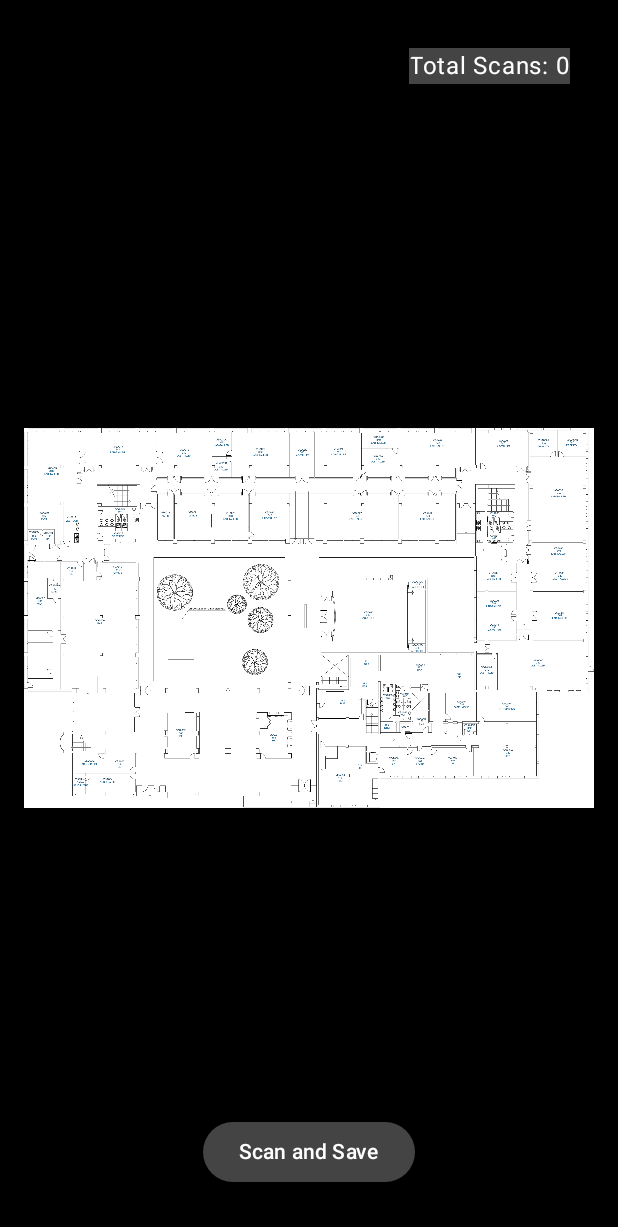
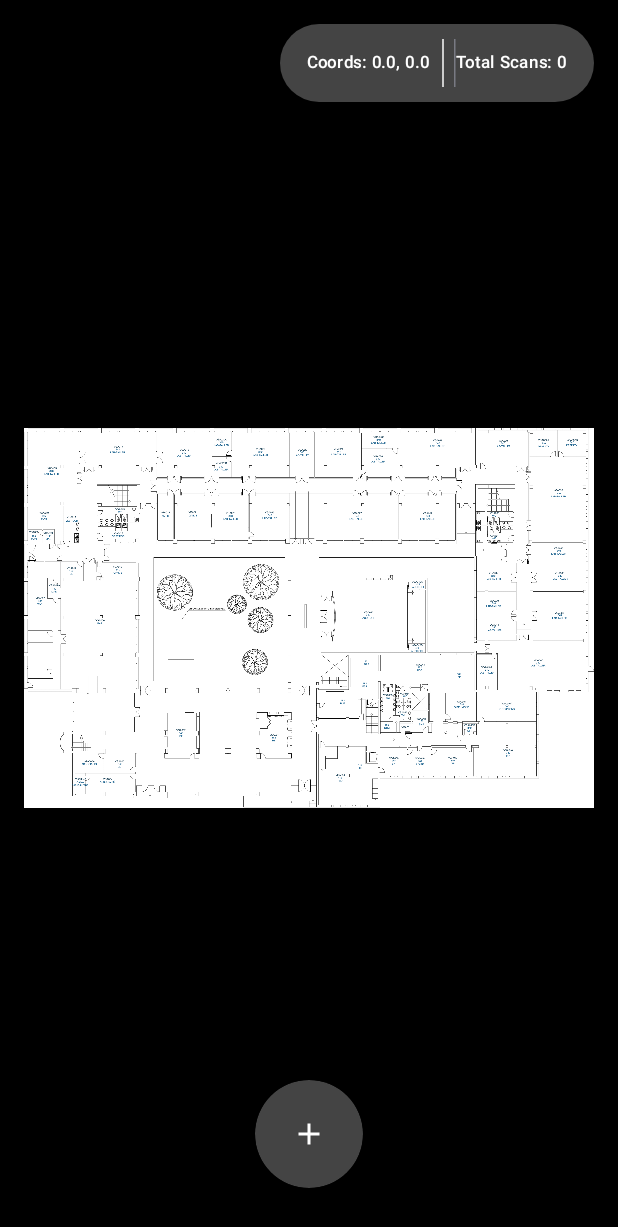
Before and after one commit to Jowiies/WifiScanMapTool, an Android app built with Jetpack Compose: the screen it shows after launch (MainActivity), on a phone screen of 412 x 824 dp. Shown: the top 1227 px of the screen. Run offline under Robolectric (Android 15) with nearby library versions, the phone set to English and light mode, and no system bars.

```diff
--- a/app/src/main/java/com/terminala/wifiscanmap/MainActivity.kt
+++ b/app/src/main/java/com/terminala/wifiscanmap/MainActivity.kt
@@ -12,7 +12,7 @@ class MainActivity : ComponentActivity() {
         enableEdgeToEdge()
         setContent {
             WifiScanMapTheme {
-                WifiTapMap(imageRes = R.drawable.planol)
+                WifiScanMap(imageRes = R.drawable.planol)
             }
         }
     }
--- a/app/src/main/java/com/terminala/wifiscanmap/WifiScanMap.kt
+++ b/app/src/main/java/com/terminala/wifiscanmap/WifiScanMap.kt
@@ -32,17 +32,24 @@ import androidx.compose.ui.unit.dp
 import androidx.compose.ui.geometry.Offset
 import androidx.compose.foundation.shape.CircleShape
 import androidx.compose.foundation.shape.RoundedCornerShape
+import androidx.compose.material.icons.Icons
+import androidx.compose.material.icons.filled.Add
 import androidx.compose.material3.ButtonDefaults
 import androidx.compose.material3.CircularProgressIndicator
+import androidx.compose.material3.HorizontalDivider
+import androidx.compose.material3.Icon
+import androidx.compose.material3.MaterialTheme
+import androidx.compose.material3.VerticalDivider
 import androidx.core.content.ContextCompat
 import androidx.lifecycle.viewmodel.compose.viewModel
 import androidx.compose.runtime.Composable
 import androidx.compose.runtime.LaunchedEffect
+import androidx.compose.runtime.saveable.rememberSaveable
 import androidx.compose.ui.draw.clip
 import kotlinx.coroutines.launch
 
 @Composable
-fun WifiTapMap(
+fun WifiScanMap(
     imageRes: Int,
     viewModel: WifiScanViewModel = viewModel(),
     context: Context = LocalContext.current
@@ -59,7 +66,7 @@ fun WifiTapMap(
     val scanResultsState = remember { mutableStateListOf<ScanResult>() }
     var isScanning by remember { mutableStateOf(false)}
     var hasLocationSet by remember { mutableStateOf(false)}
-    var scanncount by remember { mutableIntStateOf(0) }
+    var scanncount by rememberSaveable { mutableIntStateOf(0) }
 
     val wifiManager = remember {
         context.applicationContext.getSystemService(Context.WIFI_SERVICE) as WifiManager
@@ -102,11 +109,12 @@ fun WifiTapMap(
                     if (hasLocationSet) {
                         coroutineScope.launch {
                             viewModel.saveScan(lastNormX.toDouble(), lastNormY.toDouble(), results)
-                            Toast.makeText(
+                            scanncount++
+                            /*Toast.makeText(
                                 context,
                                 "Scan saved at x=%.2f, y=%.2f with ${results.size} networks".format(lastNormX, lastNormY),
                                 Toast.LENGTH_SHORT
-                            ).show()
+                            ).show()*/
                         }
                     }
                     //Toast.makeText(appCtx, "Scan successful (${results.size} networks)", Toast.LENGTH_SHORT).show()
@@ -192,7 +200,6 @@ fun WifiTapMap(
             }
         }
 
-        // Reset Button
         Button(
             colors = ButtonDefaults.buttonColors(
                 containerColor = Color.DarkGray,
@@ -213,45 +220,79 @@ fun WifiTapMap(
                     } else {
                         val started = wifiManager.startScan()
                         if (!started) {
-                            Toast.makeText(context, "Failed to start Wi-Fi scan", Toast.LENGTH_SHORT).show()
+                            Toast.makeText(
+                                context,
+                                "Failed to start Wi-Fi scan",
+                                Toast.LENGTH_SHORT
+                            ).show()
                         } else {
-                            scanncount++
                             isScanning = true
                         }
                     }
                 } else {
-                    Toast.makeText(context, "Location permission required to scan Wi-Fi", Toast.LENGTH_SHORT).show()
+                    Toast.makeText(
+                        context,
+                        "Location permission required to scan Wi-Fi",
+                        Toast.LENGTH_SHORT
+                    ).show()
                 }
             },
             enabled = !isScanning,
             modifier = Modifier
                 .align(Alignment.BottomCenter)
                 .padding(16.dp)
+                .size(72.dp)
+                .clip(CircleShape)
         ) {
             if (isScanning) {
-                CircularProgressIndicator(
-                    color = Color.White,
-                    strokeWidth = 2.dp,
-                    modifier = Modifier.size(16.dp)
-                )
+                Box(
+                    modifier = Modifier.fillMaxSize(),
+                    contentAlignment = Alignment.Center
+                ) {
+                    CircularProgressIndicator(
+                        color = Color.White,
+                        strokeWidth = 2.dp,
+                        modifier = Modifier.size(24.dp) // optional: control indicator size
+                    )
+                }
             }
             else {
-                Text("Scan and Save")
+                Icon(
+                    imageVector = Icons.Default.Add,
+                    contentDescription = "save",
+                )
             }
         }
 
-        Box(
+        Row(
             modifier = Modifier
                 .align(Alignment.TopEnd)
-                .padding(16.dp)
+                .padding(WindowInsets.safeDrawing.asPaddingValues())
+                .clip(MaterialTheme.shapes.extraLarge)
                 .background(Color.DarkGray)
-                .clip(RoundedCornerShape(16.dp))
+                .padding(10.dp)
         )
         {
             Text(
                 color = Color.White,
-                text = "Total Scans: $scanncount"
+                text = "Coords: $lastNormX, $lastNormY",
+                style = MaterialTheme.typography.labelSmall,
+                modifier = Modifier.padding(8.dp)
             )
+            VerticalDivider(
+                modifier = Modifier
+                    .height(32.dp)
+                    .width(1.dp)
+                    .background(Color.LightGray)
+                    .padding(horizontal = 8.dp)
+            )
+            Text(
+                color = Color.White,
+                text = "Total Scans: $scanncount",
+                style = MaterialTheme.typography.labelSmall,
+                modifier = Modifier.padding(8.dp)
+            )
+
         }
     }
 }
```
Also changed, not shown: app/src/main/java/com/terminala/wifiscanmap/discarded/LargeMapPanExample.kt (deleted, +0 -64 lines), app/src/main/java/com/terminala/wifiscanmap/discarded/WifiTapLogger.kt (deleted, +0 -131 lines), app/src/main/java/com/terminala/wifiscanmap/discarded/database/WifiScanDatabase.kt (deleted, +0 -48 lines), app/src/main/java/com/terminala/wifiscanmap/discarded/database/WifiScanRepository.kt (deleted, +0 -29 lines), app/src/main/java/com/terminala/wifiscanmap/discarded/database/dao/ScanDao.kt (deleted, +0 -25 lines), app/src/main/java/com/terminala/wifiscanmap/discarded/database/dao/ScanLocationWithMesurements.kt (deleted, +0 -15 lines), app/src/main/java/com/terminala/wifiscanmap/discarded/database/entitites/ScanLocation.kt (deleted, +0 -16 lines), app/src/main/java/com/terminala/wifiscanmap/discarded/database/entitites/WifiMesurement.kt (deleted, +0 -39 lines).
